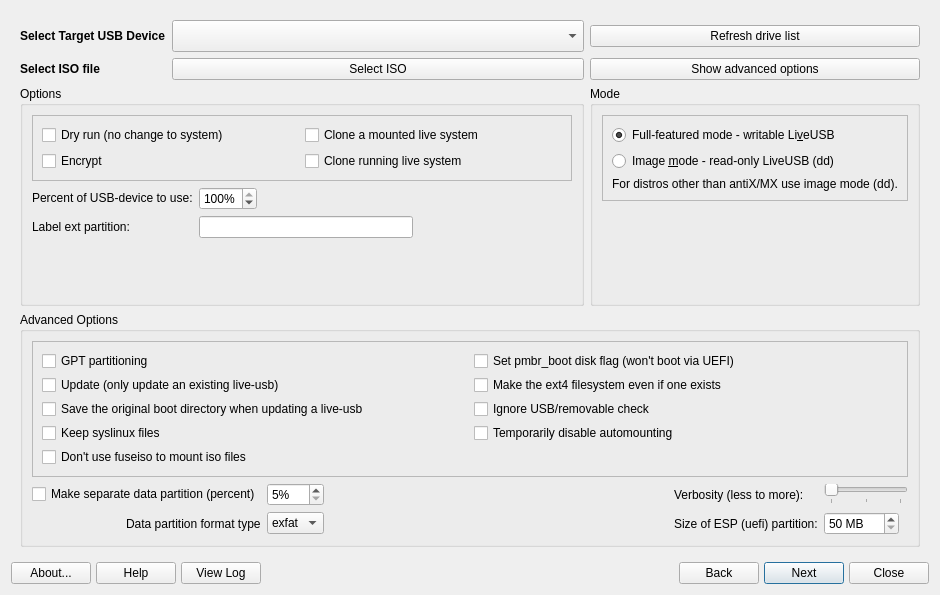
Old version of the form src/mainwindow.ui in the repository AdrianTM/mx-live-usb-maker.
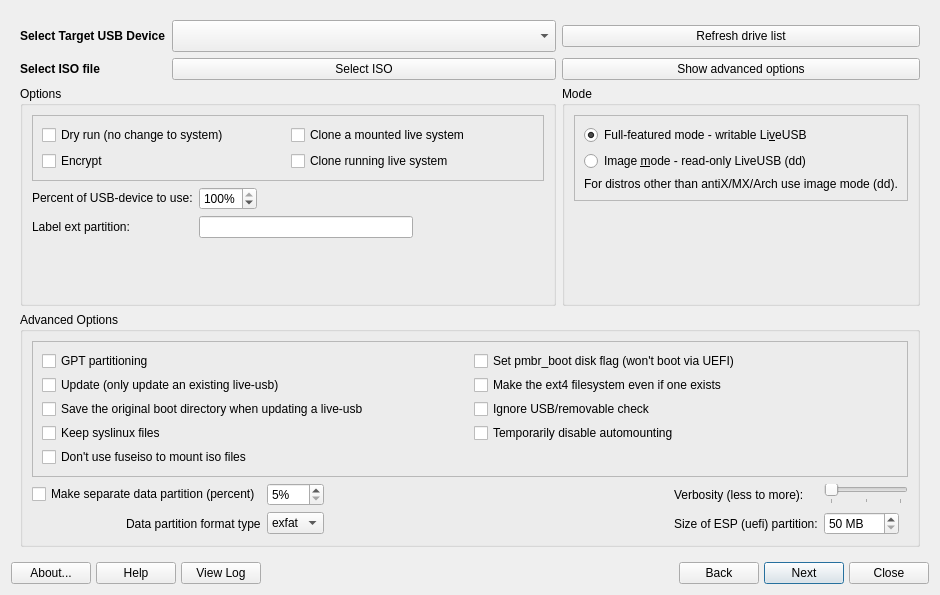
New version of the form. Icons and pictures are not drawn.

Commit message: Add Arch full-featured support

Diff of the .ui file:
```diff
--- a/src/mainwindow.ui
+++ b/src/mainwindow.ui
@@ -837,7 +837,7 @@
                 </font>
                </property>
                <property name="text">
-                <string>For distros other than antiX/MX use image mode (dd).</string>
+                <string>For distros other than antiX/MX/Arch use image mode (dd).</string>
                </property>
                <property name="alignment">
                 <set>Qt::AlignmentFlag::AlignLeading|Qt::AlignmentFlag::AlignLeft|Qt::AlignmentFlag::AlignVCenter</set>
```
The commit also changes 8 other files.
